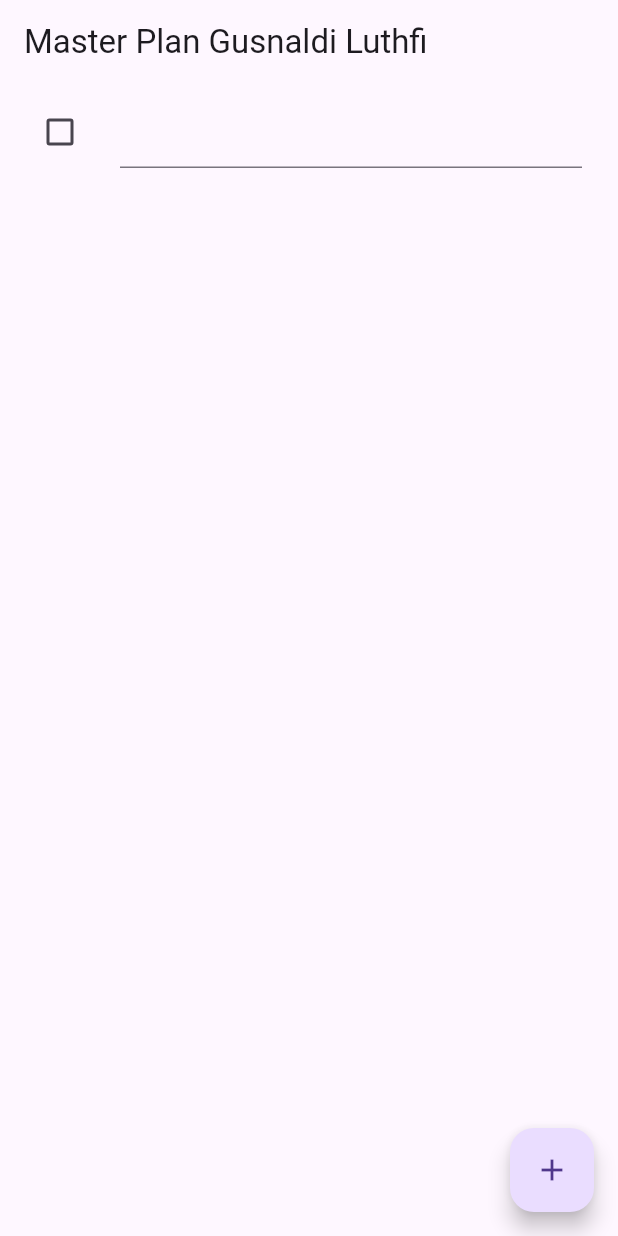
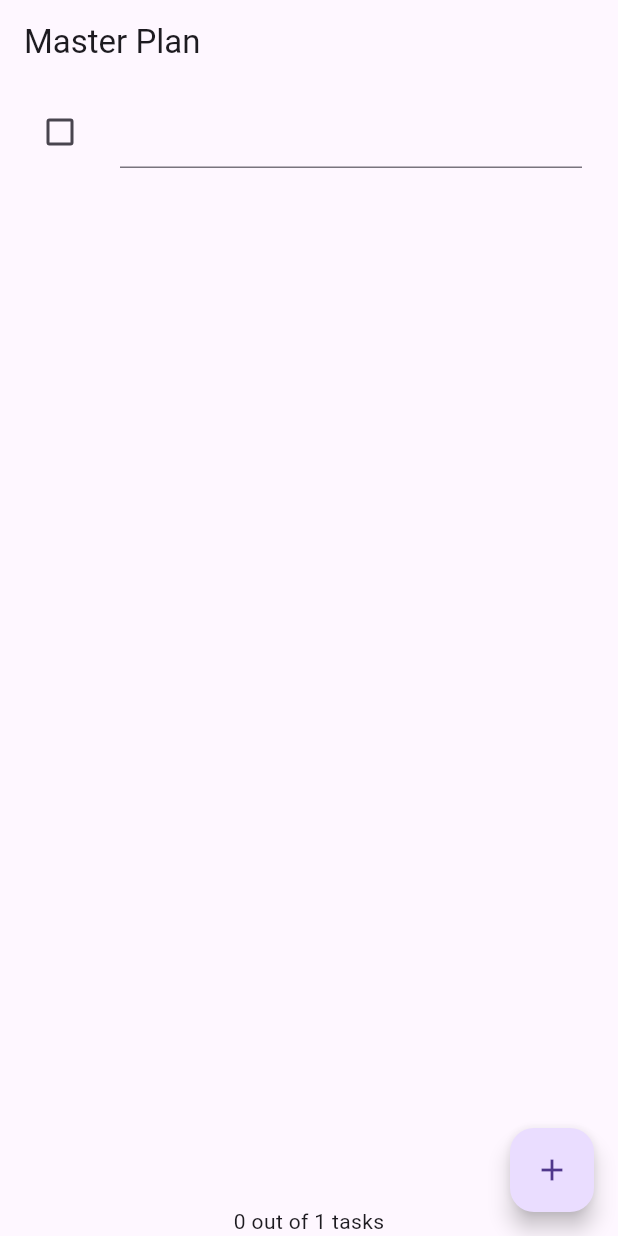
Before and after one commit to Gusnaldi99/flutter_masterplan, a Flutter app: the screen it shows after launch, after a tap on the "add" icon, on a phone screen of 412 x 824 dp. Run offline on Flutter 3.47's test engine with Material 3 defaults, Android fonts, the phone set to English and light mode, and no system bars.

Commit message:
Commit prak 2

```diff
--- /dev/null
+++ b/lib/Provider/plan_provider.dart
@@ -0,0 +1,16 @@
+import 'package:flutter/material.dart';
+import 'package:flutter_masterplan/Models/data_layer.dart';
+
+class PlanProvider extends InheritedNotifier<ValueNotifier<List<Plan>>> {
+  const PlanProvider({
+    super.key,
+    required Widget child,
+    required ValueNotifier<List<Plan>> notifier,
+  }) : super(child: child, notifier: notifier);
+
+  static ValueNotifier<List<Plan>> of(BuildContext context) {
+    return context
+        .dependOnInheritedWidgetOfExactType<PlanProvider>()!
+        .notifier!;
+  }
+}
--- a/lib/main.dart
+++ b/lib/main.dart
@@ -1,7 +1,9 @@
 import 'package:flutter/material.dart';
+import 'package:flutter_masterplan/Provider/plan_provider.dart';
 import 'package:flutter_masterplan/views/plan_screen.dart';
+import 'package:flutter_masterplan/Models/plan.dart';
 
-void main() => runApp(MasterPlanApp());
+void main() => runApp(const MasterPlanApp());
 
 class MasterPlanApp extends StatelessWidget {
   const MasterPlanApp({super.key});
@@ -10,7 +12,10 @@ class MasterPlanApp extends StatelessWidget {
   Widget build(BuildContext context) {
     return MaterialApp(
       theme: ThemeData(primarySwatch: Colors.purple),
-      home: PlanScreen(),
+      home: PlanProvider(
+        child: const PlanScreen(),
+        notifier: ValueNotifier<List<Plan>>([const Plan()]),
+      ),
       debugShowCheckedModeBanner: false,
     );
   }
--- a/lib/models/plan.dart
+++ b/lib/models/plan.dart
@@ -5,4 +5,9 @@ class Plan {
   final List<Task> tasks;
 
   const Plan({this.name = '', this.tasks = const []});
+
+  int get completedCount => tasks.where((task) => task.complete).length;
+
+  String get completenessMessage =>
+      '$completedCount out of ${tasks.length} tasks';
 }
--- a/lib/views/plan_screen.dart
+++ b/lib/views/plan_screen.dart
@@ -1,6 +1,6 @@
 import 'package:flutter/material.dart';
 import 'package:flutter_masterplan/Models/data_layer.dart';
-import 'package:flutter_masterplan/Models/plan.dart';
+import 'package:flutter_masterplan/Provider/plan_provider.dart';
 
 class PlanScreen extends StatefulWidget {
   const PlanScreen({super.key});
@@ -10,8 +10,8 @@ class PlanScreen extends StatefulWidget {
 }
 
 class _PlanScreenState extends State<PlanScreen> {
-  Plan plan = const Plan();
   late ScrollController scrollController;
+
   @override
   void initState() {
     super.initState();
@@ -21,16 +21,23 @@ class _PlanScreenState extends State<PlanScreen> {
         });
   }
 
-  Widget _buildAddTaskButton() {
+  Widget _buildAddTaskButton(BuildContext context) {
+    // Ubah tipe data sesuai dengan yang dikembalikan oleh PlanProvider.of
+    ValueNotifier<List<Plan>> plansNotifier = PlanProvider.of(context);
     return FloatingActionButton(
       child: const Icon(Icons.add),
       onPressed: () {
-        setState(() {
-          plan = Plan(
-            name: plan.name,
-            tasks: List<Task>.from(plan.tasks)..add(const Task()),
+        // Asumsikan kita bekerja dengan plan pertama dalam list
+        List<Plan> currentPlans = plansNotifier.value;
+        if (currentPlans.isNotEmpty) {
+          Plan currentPlan = currentPlans[0];
+          List<Plan> newPlans = List<Plan>.from(currentPlans);
+          newPlans[0] = Plan(
+            name: currentPlan.name,
+            tasks: List<Task>.from(currentPlan.tasks)..add(const Task()),
           );
-        });
+          plansNotifier.value = newPlans;
+        }
       },
     );
   }
@@ -41,45 +48,51 @@ class _PlanScreenState extends State<PlanScreen> {
     super.dispose();
   }
 
-  Widget _buildList() {
+  Widget _buildList(Plan plan) {
     return ListView.builder(
       controller: scrollController,
-      keyboardDismissBehavior:
-          Theme.of(context).platform == TargetPlatform.iOS
-              ? ScrollViewKeyboardDismissBehavior.onDrag
-              : ScrollViewKeyboardDismissBehavior.manual,
       itemCount: plan.tasks.length,
-      itemBuilder: (context, index) => _buildTaskTile(plan.tasks[index], index),
+      itemBuilder:
+          (context, index) => _buildTaskTile(plan.tasks[index], index, context),
     );
   }
 
-  Widget _buildTaskTile(Task task, int index) {
+  Widget _buildTaskTile(Task task, int index, BuildContext context) {
+    ValueNotifier<List<Plan>> plansNotifier = PlanProvider.of(context);
     return ListTile(
       leading: Checkbox(
         value: task.complete,
         onChanged: (selected) {
-          setState(() {
-            plan = Plan(
-              name: plan.name,
-              tasks: List<Task>.from(plan.tasks)
+          List<Plan> currentPlans = plansNotifier.value;
+          if (currentPlans.isNotEmpty) {
+            Plan currentPlan = currentPlans[0];
+            List<Plan> newPlans = List<Plan>.from(currentPlans);
+            newPlans[0] = Plan(
+              name: currentPlan.name,
+              tasks: List<Task>.from(currentPlan.tasks)
                 ..[index] = Task(
                   description: task.description,
                   complete: selected ?? false,
                 ),
             );
-          });
+            plansNotifier.value = newPlans;
+          }
         },
       ),
       title: TextFormField(
         initialValue: task.description,
         onChanged: (text) {
-          setState(() {
-            plan = Plan(
-              name: plan.name,
-              tasks: List<Task>.from(plan.tasks)
+          List<Plan> currentPlans = plansNotifier.value;
+          if (currentPlans.isNotEmpty) {
+            Plan currentPlan = currentPlans[0];
+            List<Plan> newPlans = List<Plan>.from(currentPlans);
+            newPlans[0] = Plan(
+              name: currentPlan.name,
+              tasks: List<Task>.from(currentPlan.tasks)
                 ..[index] = Task(description: text, complete: task.complete),
             );
-          });
+            plansNotifier.value = newPlans;
+          }
         },
       ),
     );
@@ -88,10 +101,28 @@ class _PlanScreenState extends State<PlanScreen> {
   @override
   Widget build(BuildContext context) {
     return Scaffold(
-      // ganti 'Namaku' dengan Nama panggilan Anda
-      appBar: AppBar(title: const Text('Master Plan Gusnaldi Luthfi')),
-      body: _buildList(),
-      floatingActionButton: _buildAddTaskButton(),
+      appBar: AppBar(title: const Text('Master Plan')),
+      body: ValueListenableBuilder<List<Plan>>(
+        valueListenable: PlanProvider.of(context),
+        builder: (context, plans, child) {
+          if (plans.isEmpty) {
+            return const Center(child: Text('No plans available'));
+          }
+
+          Plan plan = plans[0]; // Asumsikan kita bekerja dengan plan pertama
+          int completedCount = plan.tasks.where((task) => task.complete).length;
+          String completenessMessage =
+              '$completedCount out of ${plan.tasks.length} tasks';
+
+          return Column(
+            children: [
+              Expanded(child: _buildList(plan)),
+              SafeArea(child: Text(completenessMessage)),
+            ],
+          );
+        },
+      ),
+      floatingActionButton: _buildAddTaskButton(context),
     );
   }
 }
```
